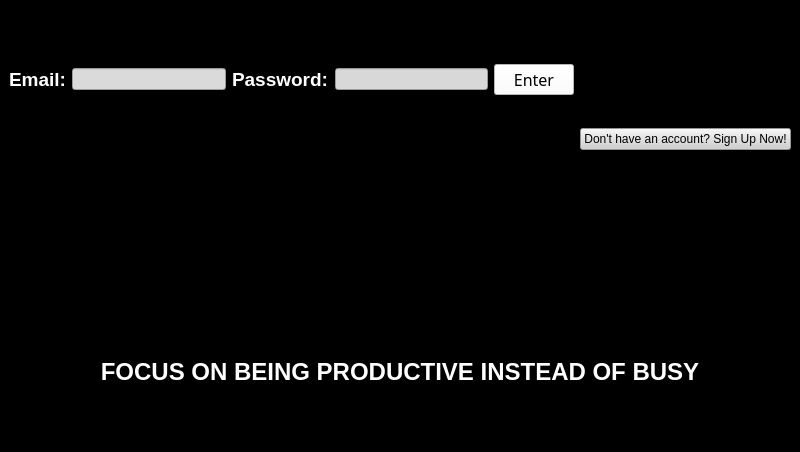
The window that welcome/mainwindow.ui (bigyanpiya/Productivity-Plus) describes before a commit, drawn with Qt 5.
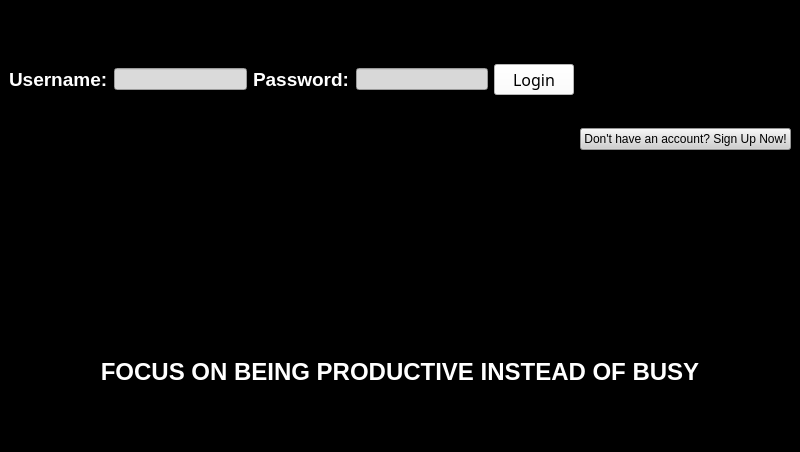
The same window after the commit.

Patch:
```diff
--- a/welcome/mainwindow.ui
+++ b/welcome/mainwindow.ui
@@ -21,10 +21,10 @@
    <layout class="QVBoxLayout" name="verticalLayout">
     <item>
      <layout class="QHBoxLayout" name="horizontalLayout">
-      <item alignment="Qt::AlignVCenter">
+      <item>
        <widget class="QLabel" name="label_2">
         <property name="text">
-         <string>&lt;html&gt;&lt;head/&gt;&lt;body&gt;&lt;p&gt;&lt;span style=&quot; font-size:14pt; font-weight:700; color:#ffffff;&quot;&gt;Email:&lt;/span&gt;&lt;/p&gt;&lt;/body&gt;&lt;/html&gt;</string>
+         <string>&lt;html&gt;&lt;head/&gt;&lt;body&gt;&lt;p&gt;&lt;span style=&quot; font-size:14pt; font-weight:700; color:#ffffff;&quot;&gt;Username:&lt;/span&gt;&lt;/p&gt;&lt;/body&gt;&lt;/html&gt;</string>
         </property>
        </widget>
       </item>
@@ -74,6 +74,9 @@
         <property name="text">
          <string/>
         </property>
+        <property name="echoMode">
+         <enum>QLineEdit::Password</enum>
+        </property>
        </widget>
       </item>
       <item>
@@ -88,7 +91,7 @@
          <string notr="true">background-color: rgb(255, 255, 255);</string>
         </property>
         <property name="text">
-         <string>Enter</string>
+         <string>Login</string>
         </property>
        </widget>
       </item>
```
